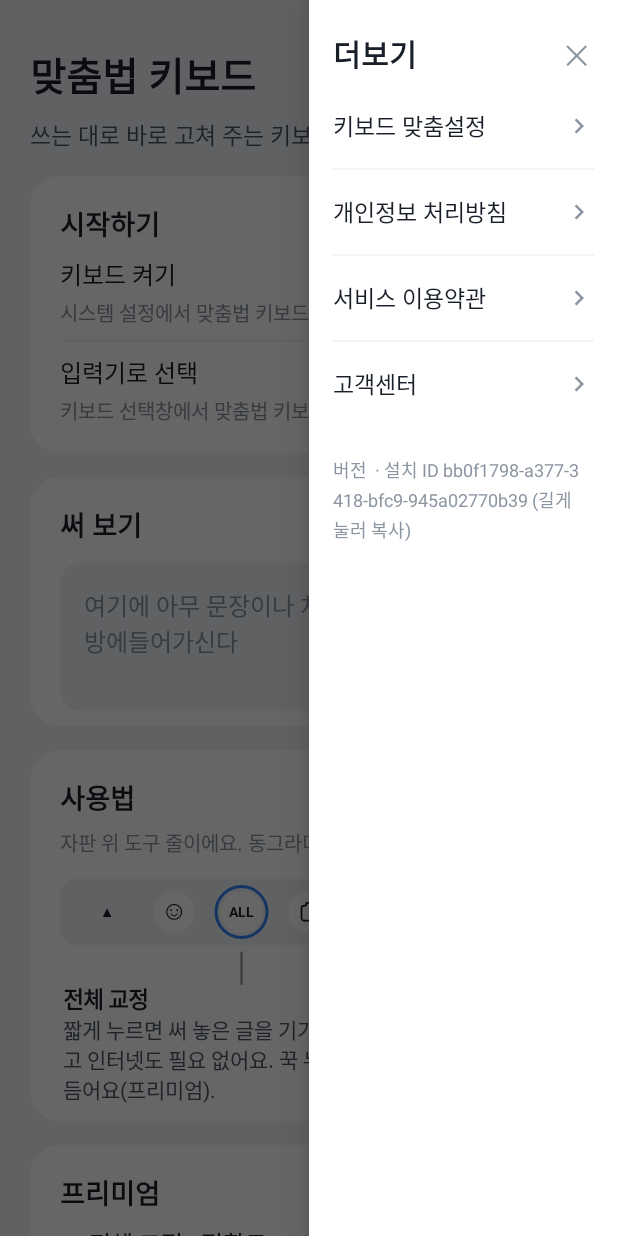
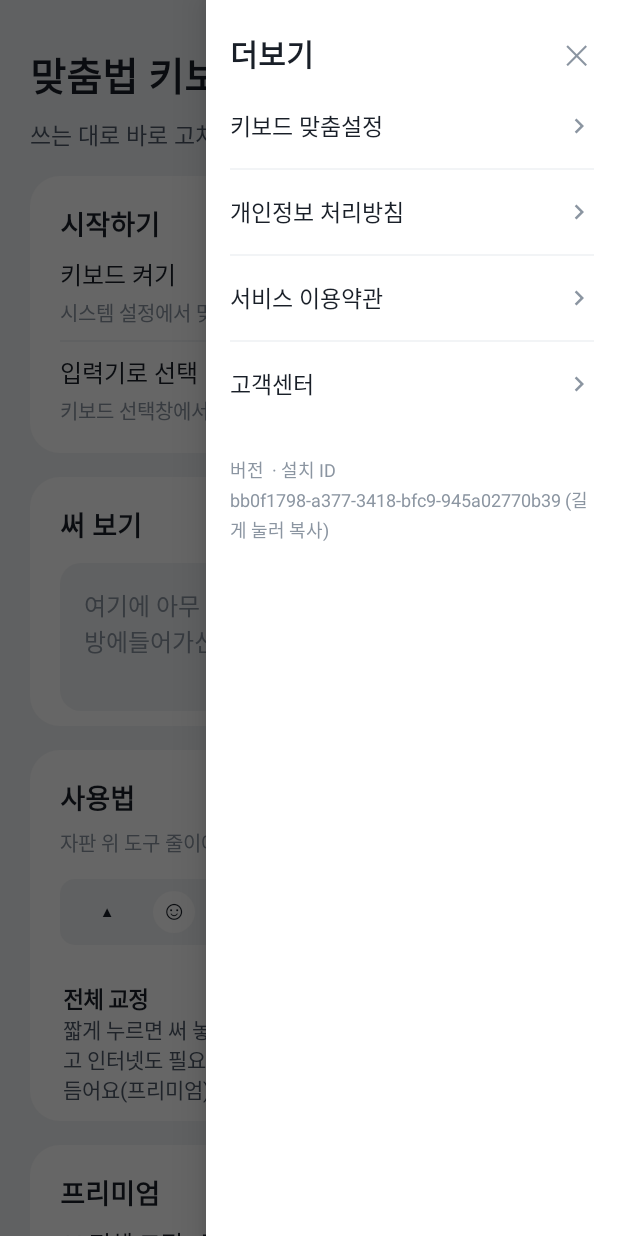
Before and after one commit to kimgeonwoo-718/-, an Android app: the screen it shows after launch (SetupActivity), after a tap on "더보기", on a phone screen of 412 x 824 dp. Run offline under Robolectric (Android 15) with nearby library versions, the phone set to English and light mode, and no system bars; libraries missing offline, so code that uses them is left out: com.android.billingclient; pictures from the network do not load; 2 statements that could not run were skipped.

Commit message:
더보기 서랍 폭을 반에서 3분의 2 로
반(360dp 폰에서 180dp)은 좁다는 평. 3분의 2(240dp)로 넓힌다. 가로 화면·태블릿에서
400dp 에서 멈추는 것은 그대로다.

키보드 타입 검사 통과.

Co-Authored-By: Claude Opus 5.5 <noreply@anthropic.com>
Claude-Session: https://claude.ai/code/session_011ebNbcMnU1MFMvxvCnWZeD

```diff
--- a/keyboard/src/main/java/com/spellkeyboard/ko/MoreDrawer.kt
+++ b/keyboard/src/main/java/com/spellkeyboard/ko/MoreDrawer.kt
@@ -17,8 +17,8 @@ import android.widget.Toast
 import androidx.core.view.isVisible
 
 /**
- * 더보기 서랍. 첫 화면 오른쪽 위 ☰ 를 누르면 오른쪽에서 밀려 나와 **화면 폭의 반**을 덮고,
- * 나머지 반은 어둡게 깔린다. 어두운 곳이나 ✕ 나 뒤로 가기를 누르면 닫힌다.
+ * 더보기 서랍. 첫 화면 오른쪽 위 ☰ 를 누르면 오른쪽에서 밀려 나와 **화면 폭의 3분의 2**를
+ * 덮고, 나머지는 어둡게 깔린다. 어두운 곳이나 ✕ 나 뒤로 가기를 누르면 닫힌다.
  *
  * 처음엔 따로 화면(액티비티)이었는데 "아예 다른 창으로 넘어간다" 는 평이라 서랍으로 바꿨다.
  * 첫 화면이 뒤에 그대로 비쳐 있어서 어디서 왔는지 잃지 않는다.
@@ -57,7 +57,8 @@ class MoreDrawer(private val activity: Activity) {
     // --- 열고 닫기 ---------------------------------------------------------------
 
     /**
-     * 연다. 폭은 화면의 반 — 가로로 눕힌 폰이나 태블릿에서 반이면 너무 넓어서 400dp 에서 멈춘다.
+     * 연다. 폭은 화면의 3분의 2 — 처음엔 반이었는데 좁다는 평이라 넓혔다. 가로로 눕힌 폰이나
+     * 태블릿에서는 그래도 너무 넓어서 400dp 에서 멈춘다.
      *
      * [animate] 가 false 면 바로 편다. 테마를 바꿔 화면이 다시 만들어질 때 서랍을 연 채로
      * 되살리는 자리다 — 거기서 다시 미끄러져 나오면 어색하다.
@@ -66,7 +67,7 @@ class MoreDrawer(private val activity: Activity) {
         if (isOpen) return
         hideKeyboard()
         val metrics = activity.resources.displayMetrics
-        val width = minOf(metrics.widthPixels / 2, (MAX_WIDTH_DP * metrics.density).toInt())
+        val width = minOf(metrics.widthPixels * 2 / 3, (MAX_WIDTH_DP * metrics.density).toInt())
         drawer.layoutParams = drawer.layoutParams.apply { this.width = width }
         showAccount()
 
--- a/keyboard/src/main/res/layout/activity_setup.xml
+++ b/keyboard/src/main/res/layout/activity_setup.xml
@@ -190,7 +190,7 @@
 </ScrollView>
 
     <!--
-      더보기 서랍이 열렸을 때 나머지 반을 어둡게 까는 막. 누르면 서랍이 닫힌다.
+      더보기 서랍이 열렸을 때 나머지를 어둡게 까는 막. 누르면 서랍이 닫힌다.
       clickable 이라 밑의 첫 화면에 손이 닿지 않는다.
     -->
     <View
--- a/keyboard/src/main/res/layout/more_drawer.xml
+++ b/keyboard/src/main/res/layout/more_drawer.xml
@@ -1,14 +1,14 @@
 <?xml version="1.0" encoding="utf-8"?>
 <!--
-  더보기 서랍. 첫 화면 오른쪽 위 ☰ 를 누르면 오른쪽에서 밀려 나와 **화면 폭의 반**을 덮고,
-  나머지 반은 어둡게 깔린다(그 어두운 곳을 누르면 닫힌다). 다른 화면으로 넘어가지 않는다.
+  더보기 서랍. 첫 화면 오른쪽 위 ☰ 를 누르면 오른쪽에서 밀려 나와 **화면 폭의 3분의 2**를
+  덮고, 나머지는 어둡게 깔린다(그 어두운 곳을 누르면 닫힌다). 다른 화면으로 넘어가지 않는다.
 
-  폭이 반이라 좁다(360dp 폰에서 180dp). 그래서 카드 대신 구분선으로 나누고, 로그아웃·회원
+  폭이 넉넉하지 않다(360dp 폰에서 240dp). 그래서 카드 대신 구분선으로 나누고, 로그아웃·회원
   탈퇴 버튼은 나란히가 아니라 위아래로 둔다. 폭은 MoreDrawer 가 코드로 정한다.
 -->
 <ScrollView xmlns:android="http://schemas.android.com/apk/res/android"
     android:id="@+id/more_drawer"
-    android:layout_width="180dp"
+    android:layout_width="240dp"
     android:layout_height="match_parent"
     android:layout_gravity="end"
     android:background="@color/toss_card"
```
Also changed, not shown: 1 other file.
